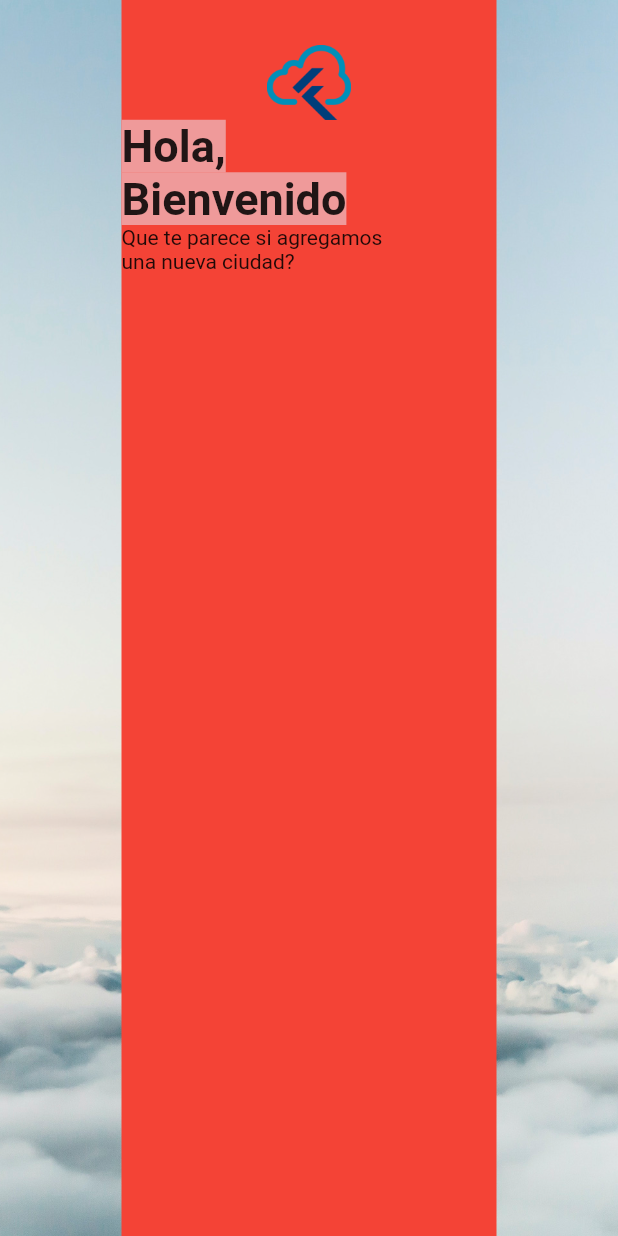
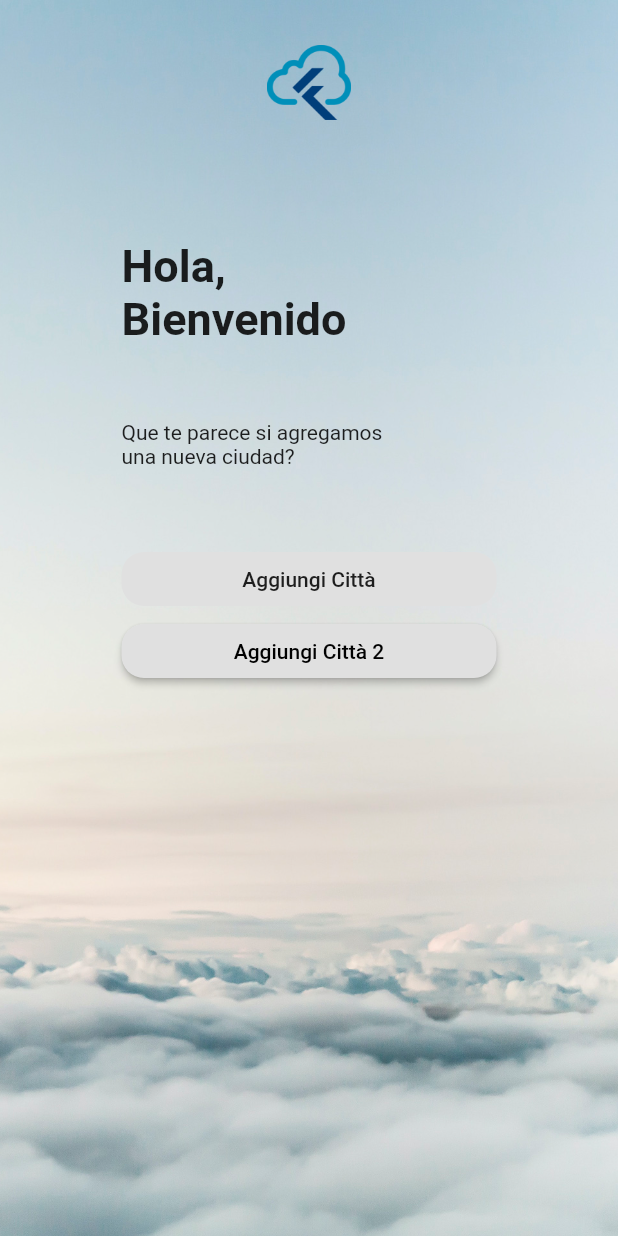
Before and after one commit to webdazer0/wheatherapp-with-flutter, a Flutter app: the screen it shows after launch, on a phone screen of 412 x 824 dp. Run offline on Flutter 3.47's test engine with Material 2 defaults, Android fonts, the phone set to English and light mode, and no system bars.

Commit message:
added raisedButton & ElevatedButton

```diff
--- a/lib/ui/home_page.dart
+++ b/lib/ui/home_page.dart
@@ -3,7 +3,20 @@ import 'package:flutter/material.dart';
 class HomePage extends StatelessWidget {
   @override
   Widget build(BuildContext context) {
+
+    // Per visualizza l'alto e l'altezza del dispositivo
     print(MediaQuery.of(context).size);
+
+    //Style custom per far assomigliare un ElevatedButton a quello deprecato RaisedButton
+    final ButtonStyle raisedButtonStyle = ElevatedButton.styleFrom(
+      onPrimary: Colors.black,
+      primary: Colors.grey[300],
+      minimumSize: Size(88, 36),
+      padding: EdgeInsets.symmetric(horizontal: 16),
+      shape: const RoundedRectangleBorder(
+        borderRadius: BorderRadius.all(Radius.circular(15)),
+        ),
+    );
 
     return Scaffold(
       body: Stack(
@@ -18,7 +31,7 @@ class HomePage extends StatelessWidget {
           SafeArea(
             child: Center(
               child: Container(
-                color: Colors.red,
+                // color: Colors.red,
                 constraints: BoxConstraints(maxWidth: 250.0),
                 child: Column(
                   crossAxisAlignment: CrossAxisAlignment.stretch,
@@ -30,18 +43,50 @@ class HomePage extends StatelessWidget {
                       'assets/logo.png',
                       height: 50,
                     ),
+                    const SizedBox(
+                      height: 80,
+                    ),
                     Text(
                       'Hola, \nBienvenido',
                       textAlign: TextAlign.start,
                       style: TextStyle(
                           fontSize: 30,
                           fontWeight: FontWeight.bold,
-                          backgroundColor: Colors.red[200]),
+                      ),
                     ),
-                    Text(
-                      'Que te parece si agregamos \nuna nueva ciudad?',
-                      textAlign: TextAlign.start,
+                    const SizedBox(
+                      height: 50,
                     ),
+                    GestureDetector(
+                      onTap: () => print('Ciaooooo, hai premuto su un Gesture Detector'),
+                      child: Text(
+                        'Que te parece si agregamos \nuna nueva ciudad?',
+                        textAlign: TextAlign.start,
+                      ),
+                    ),
+                    const SizedBox(
+                      height: 50,
+                    ),
+                    RaisedButton(
+                      onPressed: () => print('Ciao'),
+                      elevation: 0,
+                      splashColor: Color(0xFF346FFF),
+                      shape: RoundedRectangleBorder(
+                        borderRadius: BorderRadius.circular(
+                          15.0,
+                        ),
+                      ),
+                      child: Text(
+                        'Aggiungi Città'
+                      )
+                    ),
+                    ElevatedButton(
+                      onPressed: () => print('Ciaoxxxxxx'),
+                      style: raisedButtonStyle,
+                      child: Text(
+                        'Aggiungi Città 2'
+                      )
+                    )
                   ],
                 ),
               ),
```
